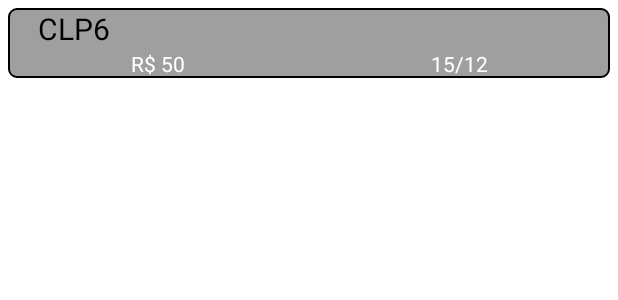
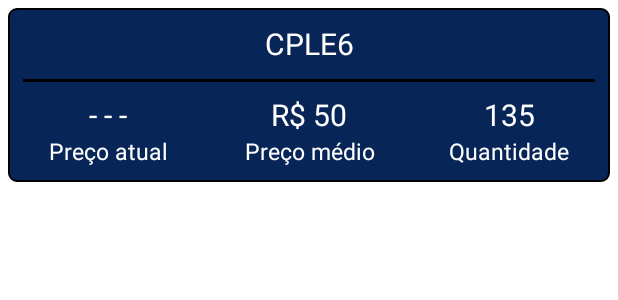
Before and after one commit to JuanHermann/Investments-Equality-Java, an Android app: the layout adapter_assets.xml on its own in the app's theme, with its tools: preview values and no code run, on a phone screen of 412 x 824 dp. Shown: the top 300 px of the screen. Run offline under Robolectric (Android 15) with nearby library versions, the phone set to English and light mode, and no system bars.

Commit message:
Layout and object update

```diff
--- a/app/build.gradle
+++ b/app/build.gradle
@@ -4,12 +4,12 @@ plugins {
 
 android {
     namespace 'com.juanstudy.investmentsequalityjava'
-    compileSdk 32
+    compileSdk 34
 
     defaultConfig {
         applicationId "com.juanstudy.investmentsequalityjava"
         minSdk 21
-        targetSdk 32
+        targetSdk 34
         versionCode 1
         versionName "1.0"
 
--- a/app/src/main/java/com/juanstudy/investmentsequalityjava/DialogAssetFragment.java
+++ b/app/src/main/java/com/juanstudy/investmentsequalityjava/DialogAssetFragment.java
@@ -35,7 +35,7 @@ public class DialogAssetFragment extends Fragment {
     public void onViewCreated(View view, @Nullable Bundle savedInstanceState) {
         super.onViewCreated(view, savedInstanceState);
 
-        binding.etStockName.requestFocus();
+//        binding.etStockName.requestFocus();
 
         setOnClick();
     }
@@ -43,9 +43,9 @@ public class DialogAssetFragment extends Fragment {
     private void setOnClick() {
         binding.buttonCancel.setOnClickListener(view -> dismiss());
         binding.constraintParent.setOnClickListener(view -> dismiss());
-        binding.etStockName.addTextChangedListener(getTextWatcher());
+        binding.etName.addTextChangedListener(getTextWatcher());
         binding.buttonSave.setOnClickListener(view -> {
-            viewModel.insert(new Asset(binding.etStockName.getText().toString(),Integer.parseInt( binding.etStockQuantity.getText().toString()),Double.parseDouble(binding.etStockValue.getText().toString())));
+            viewModel.insert(new Asset(binding.etName.getText().toString(),Integer.parseInt( binding.etQuantity.getText().toString()),Double.parseDouble(binding.etMediuValue.getText().toString())));
             dismiss();
         });
     }
--- a/app/src/main/java/com/juanstudy/investmentsequalityjava/MainActivity.java
+++ b/app/src/main/java/com/juanstudy/investmentsequalityjava/MainActivity.java
@@ -53,7 +53,7 @@ public class MainActivity extends AppCompatActivity {
     }
 
     private void setAdapter() {
-        adapter = new AssetsAdapter();
+        adapter = new AssetsAdapter(this);
         binding.listAssets.setAdapter(adapter);
 
     }
@@ -65,10 +65,6 @@ public class MainActivity extends AppCompatActivity {
         viewModel.getAssets().observe(this, assets -> {
             adapter.setAssets(assets);
             binding.listAssets.scrollToPosition(adapter.getItemCount());
-//todo remove after tests
-//            viewModel.getPapersInfo(getCallbackAssetsInfo());
-
-
         });
 
     }
--- a/app/src/main/res/drawable/background_color_with_radius.xml
+++ b/app/src/main/res/drawable/background_color_with_radius.xml
@@ -4,5 +4,5 @@
     <stroke
         android:width="1sp"
         android:color="@color/black" />
-    <solid android:color="#9f9f9f" />
+    <solid android:color="#072557" />
 </shape>
--- a/app/src/main/res/layout/activity_main.xml
+++ b/app/src/main/res/layout/activity_main.xml
@@ -17,7 +17,7 @@
             android:id="@+id/toolbar"
             android:layout_width="match_parent"
             android:layout_height="?attr/actionBarSize"
-            android:background="?attr/colorPrimary"
+            android:background="@color/black"
             app:popupTheme="@style/Theme.InvestmentsEqualityJava.PopupOverlay"
             app:title="@string/first_wallet" />
 
--- a/app/src/main/res/layout/adapter_assets.xml
+++ b/app/src/main/res/layout/adapter_assets.xml
@@ -5,39 +5,101 @@
     android:layout_height="wrap_content"
     android:layout_margin="5dp"
     android:layout_marginVertical="5dp"
-
     android:background="@drawable/background_color_with_radius">
 
     <TextView
-        android:id="@+id/tv_asset_name"
-        android:layout_width="match_parent"
+        android:id="@+id/tv_name"
+        android:layout_width="wrap_content"
         android:layout_height="wrap_content"
-        android:paddingStart="20dp"
-        android:text="CLP6"
-        android:textColor="@color/black"
-        android:textSize="20dp"
+        android:text="CPLE6"
+        android:paddingBottom="10dp"
+        android:paddingTop="10dp"
+        android:textColor="@color/white"
+        android:textSize="20sp"
+        app:layout_constraintStart_toStartOf="parent"
+        app:layout_constraintEnd_toEndOf="parent"
         app:layout_constraintTop_toTopOf="parent" />
 
+    <View
+        android:layout_width="match_parent"
+        android:layout_height="2dp"
+        android:layout_marginHorizontal="10dp"
+        android:background="@color/black"
+        app:layout_constraintTop_toBottomOf="@id/tv_name"
+        app:layout_constraintStart_toStartOf="parent"
+        app:layout_constraintEnd_toEndOf="parent"/>
+
     <TextView
-        android:id="@+id/tv_asset_percent"
+        android:id="@+id/tv_price"
+        android:layout_width="0dp"
+        android:layout_height="wrap_content"
+        android:text="- - -"
+        android:layout_marginTop="10dp"
+        android:textSize="20sp"
+        android:textAlignment="center"
+        android:textColor="@color/white"
+        app:layout_constraintEnd_toStartOf="@id/tv_medium_price"
+        app:layout_constraintStart_toStartOf="parent"
+        app:layout_constraintTop_toBottomOf="@id/tv_name" />
+
+    <TextView
+        android:layout_width="0dp"
+        android:layout_height="wrap_content"
+        android:text="Preço atual"
+        android:paddingBottom="10dp"
+        android:textSize="15sp"
+        android:textAlignment="center"
+        android:textColor="@color/white"
+        app:layout_constraintEnd_toEndOf="@id/tv_price"
+        app:layout_constraintStart_toStartOf="@id/tv_price"
+        app:layout_constraintTop_toBottomOf="@id/tv_price" />
+
+    <TextView
+        android:id="@+id/tv_medium_price"
         android:layout_width="0dp"
         android:layout_height="wrap_content"
         android:text="R$ 50"
+        android:layout_marginTop="10dp"
+        android:textSize="20sp"
         android:textAlignment="center"
         android:textColor="@color/white"
-        app:layout_constraintEnd_toStartOf="@id/tv_asset_date_com"
-        app:layout_constraintStart_toStartOf="parent"
-        app:layout_constraintTop_toBottomOf="@id/tv_asset_name" />
+        app:layout_constraintEnd_toStartOf="@id/tv_quantity"
+        app:layout_constraintStart_toEndOf="@id/tv_price"
+        app:layout_constraintTop_toBottomOf="@id/tv_name" />
 
     <TextView
-        android:id="@+id/tv_asset_date_com"
+        android:layout_width="0dp"
+        android:layout_height="wrap_content"
+        android:text="Preço médio"
+        android:paddingBottom="10dp"
+        android:textSize="15sp"
+        android:textAlignment="center"
+        android:textColor="@color/white"
+        app:layout_constraintEnd_toStartOf="@id/tv_quantity"
+        app:layout_constraintStart_toStartOf="@id/tv_medium_price"
+        app:layout_constraintTop_toBottomOf="@id/tv_medium_price" />
+
+    <TextView
+        android:id="@+id/tv_quantity"
         android:layout_width="0dp"
         android:layout_height="match_parent"
-        android:text="15/12"
+        android:text="135"
+        android:textSize="20sp"
         android:textAlignment="center"
         android:textColor="@color/white"
         app:layout_constraintEnd_toEndOf="parent"
-        app:layout_constraintStart_toEndOf="@id/tv_asset_percent"
-        app:layout_constraintTop_toBottomOf="@id/tv_asset_name" />
+        app:layout_constraintStart_toEndOf="@id/tv_medium_price"
+        app:layout_constraintTop_toTopOf="@id/tv_medium_price" />
+
+    <TextView
+        android:layout_width="0dp"
+        android:layout_height="match_parent"
+        android:text="Quantidade"
+        android:textSize="15sp"
+        android:textAlignment="center"
+        android:textColor="@color/white"
+        app:layout_constraintEnd_toEndOf="parent"
+        app:layout_constraintStart_toEndOf="@id/tv_medium_price"
+        app:layout_constraintTop_toBottomOf="@id/tv_quantity" />
 
 </androidx.constraintlayout.widget.ConstraintLayout>
--- a/app/src/main/res/values/strings.xml
+++ b/app/src/main/res/values/strings.xml
@@ -30,4 +30,5 @@
     <string name="inform_stock_name">Informe o nome da ação</string>
     <string name="input_insert">Cadastro</string>
     <string name="input_edit">Edição</string>
+    <string name="show_value">R$ %s</string>
 </resources>
```
Also changed, not shown: app/src/main/java/com/juanstudy/investmentsequalityjava/Models/Asset.java (+12 -2 lines), app/src/main/java/com/juanstudy/investmentsequalityjava/adapter/AssetsAdapter.java (+22 -9 lines), app/src/main/res/layout/fragment_dialog_asset.xml (+18 -23 lines).
